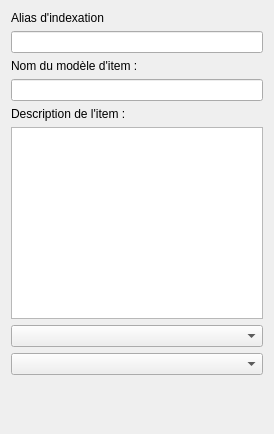
Old version of the form stepcreatorv2/widgets/initemwidget.ui in the repository computree/computree-v3.
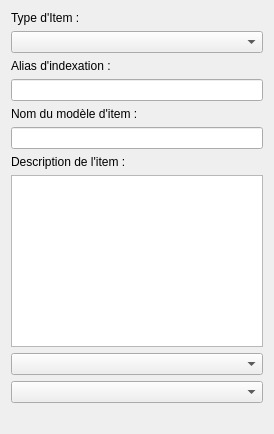
New version of the form.

The edit to the form file:
```diff
--- a/stepcreatorv2/widgets/initemwidget.ui
+++ b/stepcreatorv2/widgets/initemwidget.ui
@@ -20,10 +20,20 @@
    <string>Form</string>
   </property>
   <layout class="QVBoxLayout" name="verticalLayout">
+   <item>
+    <widget class="QLabel" name="label_4">
+     <property name="text">
+      <string>Type d'Item :</string>
+     </property>
+    </widget>
+   </item>
+   <item>
+    <widget class="QComboBox" name="cb_itemType"/>
+   </item>
    <item>
     <widget class="QLabel" name="label">
      <property name="text">
-      <string>Alias d'indexation</string>
+      <string>Alias d'indexation :</string>
      </property>
     </widget>
    </item>
```
